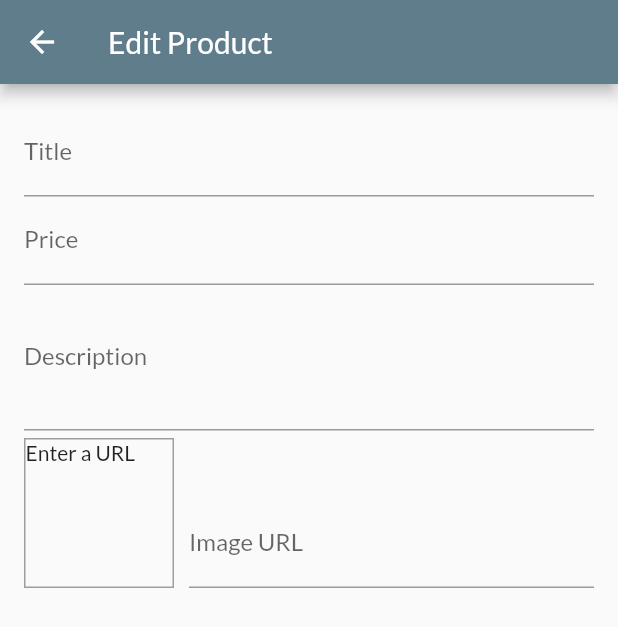
After one commit to iamrico/shop_app, a Flutter app: the EditProductScreen screen opened by its route, on a phone screen of 412 x 824 dp. The commit adds this screen. Shown: the top 627 px of the screen. Run offline on Flutter 3.47's test engine with Material 2 defaults, Android fonts, the phone set to English and light mode, and no system bars; network calls fail.

Commit message:
added an edit/add product screen

```diff
--- a/lib/main.dart
+++ b/lib/main.dart
@@ -7,6 +7,8 @@ import './providers/products_provider.dart';
 import './providers/cart_provider.dart';
 import './providers/orders_provider.dart';
 import './screens/orders_screen.dart';
+import './screens/user_products_screen.dart';
+import './screens/edit_product_screen.dart';
 
 void main() => runApp(MyApp());
 
@@ -40,7 +42,9 @@ class MyApp extends StatelessWidget {
         routes: {
           ProductDetailScreen.routeName: (ctx) => ProductDetailScreen(),
           CartScreen.routeName: (ctx) => CartScreen(),
-		  OrderScreen.routeName: (ctx) => OrderScreen(),
+          OrderScreen.routeName: (ctx) => OrderScreen(),
+          UserProductsScreen.routeName: (ctx) => UserProductsScreen(),
+          EditProductScreen.routeName: (ctx) => EditProductScreen(),
         },
       ),
     );
--- /dev/null
+++ b/lib/screens/edit_product_screen.dart
@@ -0,0 +1,120 @@
+import 'package:flutter/material.dart';
+
+class EditProductScreen extends StatefulWidget {
+  static const routeName = '/edit-product';
+  @override
+  _EditProductScreenState createState() => _EditProductScreenState();
+}
+
+class _EditProductScreenState extends State<EditProductScreen> {
+  final _priceFocusNode = FocusNode();
+  final _descriptionFocusNode = FocusNode();
+  final _imageUrlController = TextEditingController();
+  final _imageUrlFocusNode = FocusNode();
+
+  @override
+  void dispose() {
+    // TODO: implement dispose
+    _priceFocusNode.dispose();
+    _descriptionFocusNode.dispose();
+    _imageUrlController.dispose();
+    _imageUrlFocusNode.dispose();
+    _imageUrlFocusNode.removeListener(updateImageUrl);
+    super.dispose();
+  }
+
+  @override
+  void initState() {
+    // TODO: implement initState
+    _imageUrlFocusNode.addListener(updateImageUrl);
+    super.initState();
+  }
+
+  void updateImageUrl() {
+    if(!_imageUrlFocusNode.hasFocus){
+      setState((){ });
+    }
+  }
+
+  @override
+  Widget build(BuildContext context) {
+    return Scaffold(
+      appBar: AppBar(
+        title: Text('Edit Product'),
+      ),
+      body: Padding(
+        padding: const EdgeInsets.all(16.0),
+        child: Form(
+          child: SingleChildScrollView(
+            child: Column(
+              children: <Widget>[
+                TextFormField(
+                  decoration: InputDecoration(
+                    labelText: 'Title',
+                  ),
+                  textInputAction: TextInputAction.next,
+                  onFieldSubmitted: (_) {
+                    FocusScope.of(context).requestFocus(_priceFocusNode);
+                  },
+                ),
+                TextFormField(
+                  decoration: InputDecoration(
+                    labelText: 'Price',
+                  ),
+                  textInputAction: TextInputAction.next,
+                  keyboardType: TextInputType.number,
+                  focusNode: _priceFocusNode,
+                  onFieldSubmitted: (_) {
+                    FocusScope.of(context).requestFocus(_priceFocusNode);
+                  },
+                ),
+                TextFormField(
+                  decoration: InputDecoration(
+                    labelText: 'Description',
+                  ),
+                  maxLines: 3,
+                  keyboardType: TextInputType.multiline,
+                  focusNode: _descriptionFocusNode,
+                ),
+                Row(
+                  crossAxisAlignment: CrossAxisAlignment.end,
+                  children: <Widget>[
+                    Container(
+                      width: 100,
+                      height: 100,
+                      margin: EdgeInsets.only(
+                        top: 5,
+                        right: 10,
+                      ),
+                      decoration: BoxDecoration(
+                        border: Border.all(
+                          width: 1,
+                          color: Colors.grey,
+                        ),
+                      ),
+                      child: _imageUrlController.text.isEmpty
+                          ? Text('Enter a URL')
+                          : FittedBox(
+                              child: Image.network(_imageUrlController.text),
+                              fit: BoxFit.cover,
+                            ),
+                    ),
+                    Expanded(
+                      child: TextFormField(
+                        decoration: InputDecoration(labelText: 'Image URL'),
+                        keyboardType: TextInputType.url,
+                        textInputAction: TextInputAction.done,
+                        controller: _imageUrlController,
+                        focusNode: _imageUrlFocusNode,
+                      ),
+                    ),
+                  ],
+                ),
+              ],
+            ),
+          ),
+        ),
+      ),
+    );
+  }
+}
--- a/lib/widgets/app_drawer.dart
+++ b/lib/widgets/app_drawer.dart
@@ -1,5 +1,6 @@
 import 'package:flutter/material.dart';
 import '../screens/orders_screen.dart';
+import '../screens/user_products_screen.dart';
 
 class AppDrawer extends StatelessWidget {
   @override
@@ -17,6 +18,10 @@ class AppDrawer extends StatelessWidget {
         Divider(),
         ListTile(leading: Icon(Icons.payment), title: Text('Orders'),onTap: (){
           Navigator.of(context).pushReplacementNamed(OrderScreen.routeName);
+        }),
+        Divider(),
+        ListTile(leading: Icon(Icons.edit), title: Text('Manage Products'),onTap: (){
+          Navigator.of(context).pushReplacementNamed(UserProductsScreen.routeName);
         })
       ]),
     );
```
Also changed, not shown: lib/screens/user_products_screen.dart (added, +44 -0 lines), lib/widgets/user_product_item.dart (added, +35 -0 lines).
